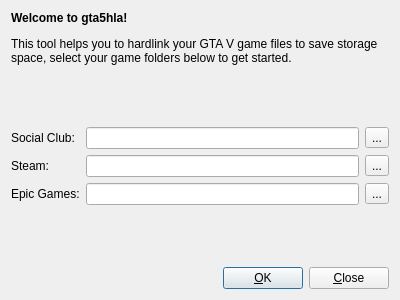
Above: src/UserInterface.ui from Syping/gta5hla before the change. Below: the same form after it.
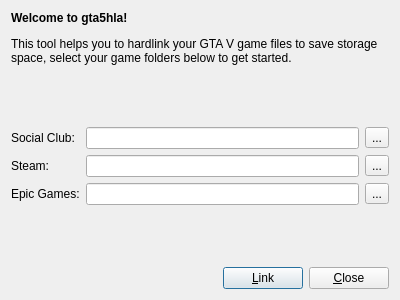
That is the form after the change.

```diff
--- a/src/UserInterface.ui
+++ b/src/UserInterface.ui
@@ -136,7 +136,7 @@
      <item>
       <widget class="QPushButton" name="btnOk">
        <property name="text">
-        <string>&amp;OK</string>
+        <string>&amp;Link</string>
        </property>
        <property name="default">
         <bool>true</bool>
```
Left out of the diff: 2 changed lines with no effect on the pictures.
